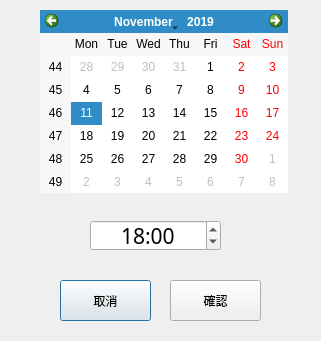
Old version of the form client/src/ui/ArrangementDialog.ui in the repository RuiChen0101/2019nukl.
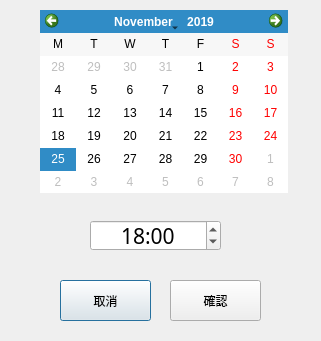
New version of the form.

What changed in the file:
```diff
--- a/client/src/ui/ArrangementDialog.ui
+++ b/client/src/ui/ArrangementDialog.ui
@@ -74,9 +74,21 @@
     <date>
      <year>2019</year>
      <month>11</month>
-     <day>11</day>
+     <day>25</day>
     </date>
    </property>
+   <property name="gridVisible">
+    <bool>false</bool>
+   </property>
+   <property name="horizontalHeaderFormat">
+    <enum>QCalendarWidget::SingleLetterDayNames</enum>
+   </property>
+   <property name="verticalHeaderFormat">
+    <enum>QCalendarWidget::NoVerticalHeader</enum>
+   </property>
+   <property name="navigationBarVisible">
+    <bool>true</bool>
+   </property>
   </widget>
   <widget class="QTimeEdit" name="time">
    <property name="geometry">
```
